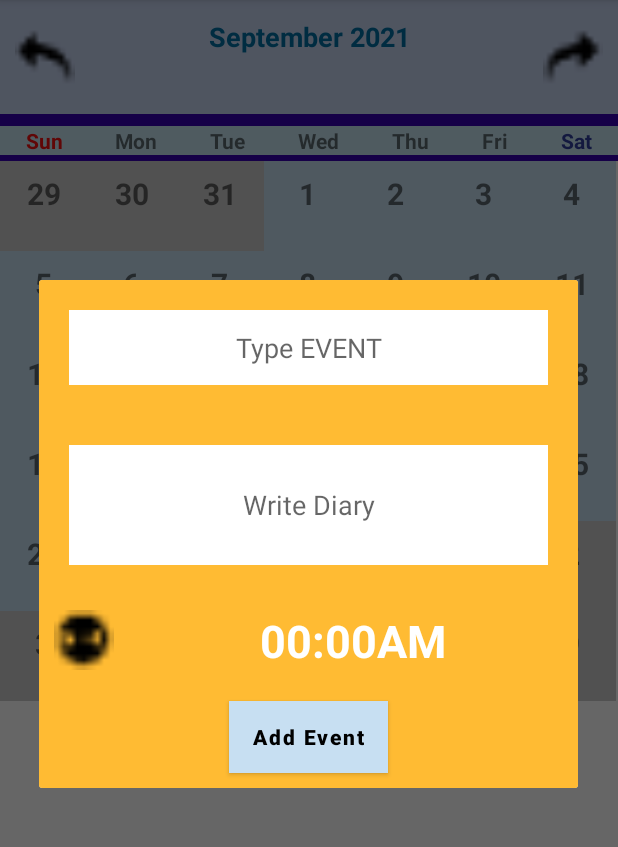
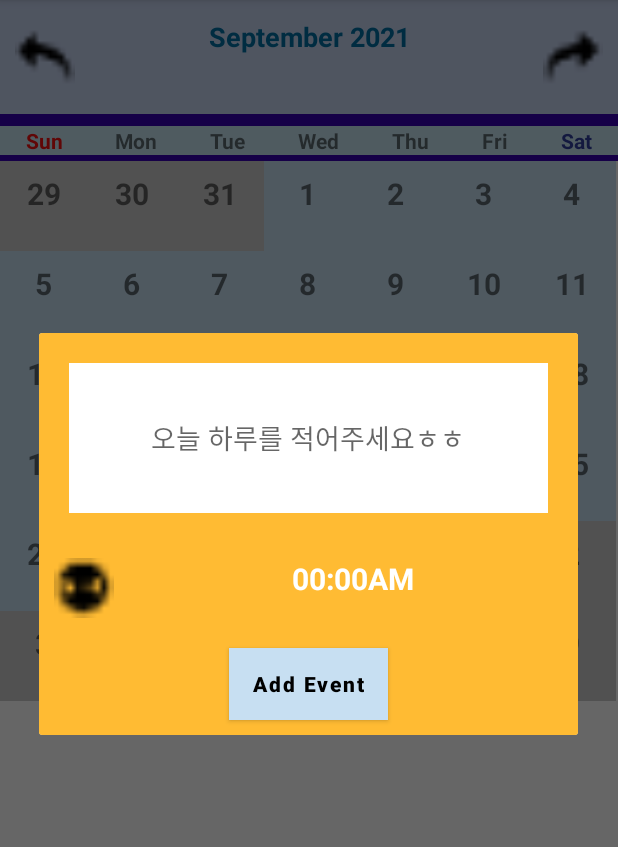
Before and after one commit to bae1022/Blooming, an Android app: the diaryActivity screen opened directly, with no data from a screen before it, after a tap on "29", on a phone screen of 412 x 824 dp, the part 84-931 px from its top. Run offline under Robolectric (Android 15) with nearby library versions, the phone set to English and light mode, and no system bars.

Commit message:
//customDiary update design

```diff
--- a/app/src/main/res/layout/add_newevent_layout.xml
+++ b/app/src/main/res/layout/add_newevent_layout.xml
@@ -6,23 +6,13 @@
 
     <EditText
         android:layout_width="match_parent"
-        android:layout_height="50dp"
+        android:layout_height="100dp"
         android:background="@android:color/white"
-        android:hint="Type EVENT"
+        android:hint="오늘 하루를 적어주세요ㅎㅎ"
         android:id="@+id/eventname"
-        android:inputType="textShortMessage"
+        android:inputType="text"
         android:layout_margin="20dp"
         android:gravity="center"/>
-
-    <EditText
-        android:id="@+id/etDiary"
-        android:layout_width="match_parent"
-        android:layout_height="80dp"
-        android:layout_margin="20dp"
-        android:background="@android:color/white"
-        android:gravity="center"
-        android:hint="Write Diary"
-        android:inputType="text" />
 
     <LinearLayout
         android:layout_width="match_parent"
@@ -39,7 +29,7 @@
             android:layout_height="wrap_content"
             android:text="00:00AM"
             android:gravity="center"
-            android:textSize="30sp"
+            android:textSize="20sp"
             android:textColor="@android:color/white"
             android:textStyle="bold"
             android:id="@+id/eventtime"
--- a/app/src/main/res/layout/show_events_layout.xml
+++ b/app/src/main/res/layout/show_events_layout.xml
@@ -4,7 +4,7 @@
     android:orientation="vertical"
     android:layout_width="match_parent"
     android:layout_height="wrap_content"
-    android:background="@android:color/holo_orange_light">
+    android:background="@android:color/holo_blue_light">
 
     <androidx.recyclerview.widget.RecyclerView
         android:layout_width="match_parent"
```
Also changed, not shown: app/src/main/res/layout/show_events_rowlayout.xml (+6 -13 lines).
